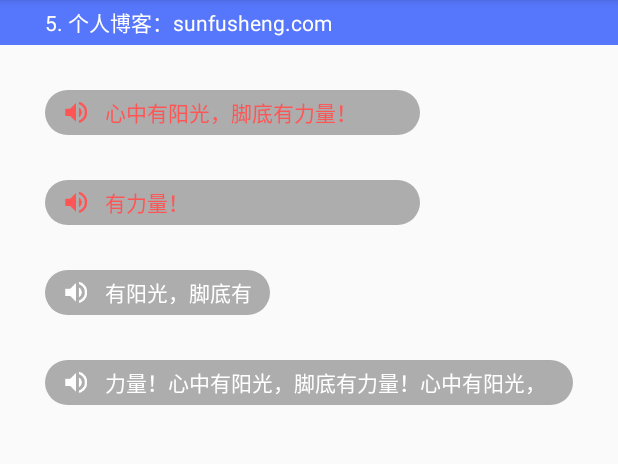
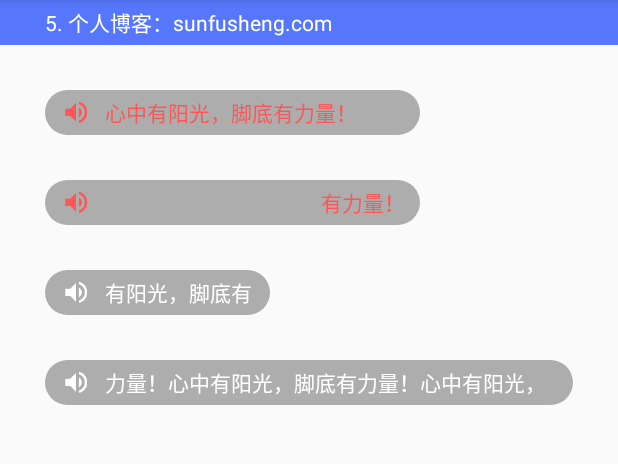
Before and after one commit to sunfusheng/MarqueeView, an Android app: the screen it shows after launch (MainActivity), on a phone screen of 412 x 824 dp, the part 84-548 px from its top. Run offline under Robolectric (Android 15) with nearby library versions, the phone set to English and light mode, and no system bars.

Commit message:
添加方法getPosition()获取当前轮播页的index； xml属性添加app:mvGravity属性，可设置居左中右。

```diff
--- a/MarqueeView/src/main/java/com/sunfusheng/marqueeview/MarqueeView.java
+++ b/MarqueeView/src/main/java/com/sunfusheng/marqueeview/MarqueeView.java
@@ -30,6 +30,9 @@ public class MarqueeView extends ViewFlipper {
     private int textSize = 14;
     private int textColor = 0xffffffff;
 
+    private int gravity = Gravity.LEFT | Gravity.CENTER_VERTICAL;
+    private static final int TEXT_GRAVITY_LEFT = 0, TEXT_GRAVITY_CENTER = 1, TEXT_GRAVITY_RIGHT = 2;
+
     public MarqueeView(Context context, AttributeSet attrs) {
         super(context, attrs);
         init(context, attrs, 0);
@@ -50,6 +53,15 @@ public class MarqueeView extends ViewFlipper {
             textSize = DisplayUtil.px2sp(mContext, textSize);
         }
         textColor = typedArray.getColor(R.styleable.MarqueeViewStyle_mvTextColor, textColor);
+        int gravityType = typedArray.getInt(R.styleable.MarqueeViewStyle_mvGravity, TEXT_GRAVITY_LEFT);
+        switch (gravityType) {
+            case TEXT_GRAVITY_CENTER:
+                gravity = Gravity.CENTER;
+                break;
+            case TEXT_GRAVITY_RIGHT:
+                gravity = Gravity.RIGHT | Gravity.CENTER_VERTICAL;
+                break;
+        }
         typedArray.recycle();
 
         setFlipInterval(interval);
@@ -109,7 +121,7 @@ public class MarqueeView extends ViewFlipper {
         removeAllViews();
 
         for (int i = 0; i < notices.size(); i++) {
-            final TextView textView = createTextView(notices.get(i));
+            final TextView textView = createTextView(notices.get(i), i);
             final int finalI = i;
             textView.setOnClickListener(new OnClickListener() {
                 @Override
@@ -129,17 +141,18 @@ public class MarqueeView extends ViewFlipper {
     }
 
     // 创建ViewFlipper下的TextView
-    private TextView createTextView(String text) {
+    private TextView createTextView(String text, int position) {
         TextView tv = new TextView(mContext);
-        tv.setGravity(Gravity.LEFT | Gravity.CENTER_VERTICAL);
+        tv.setGravity(gravity);
         tv.setText(text);
         tv.setTextColor(textColor);
         tv.setTextSize(textSize);
+        tv.setTag(position);
         return tv;
     }
 
-    public void setOnItemClickListener(OnItemClickListener onItemClickListener) {
-        this.onItemClickListener = onItemClickListener;
+    public int getPosition() {
+        return (int) getCurrentView().getTag();
     }
 
     public List<String> getNotices() {
@@ -150,6 +163,10 @@ public class MarqueeView extends ViewFlipper {
         this.notices = notices;
     }
 
+    public void setOnItemClickListener(OnItemClickListener onItemClickListener) {
+        this.onItemClickListener = onItemClickListener;
+    }
+
     public interface OnItemClickListener {
         void onItemClick(int position, TextView textView);
     }
--- a/Sample/src/main/java/com/sunfusheng/sample/MainActivity.java
+++ b/Sample/src/main/java/com/sunfusheng/sample/MainActivity.java
@@ -42,6 +42,11 @@ public class MainActivity extends AppCompatActivity {
         info.add("6. 微信公众号：孙福生");
         marqueeView.startWithList(info);
 
+        marqueeView1.startWithText(getString(R.string.marquee_texts));
+        marqueeView2.startWithText(getString(R.string.marquee_texts));
+        marqueeView3.startWithText(getString(R.string.marquee_texts));
+        marqueeView4.startWithText(getString(R.string.marquee_text));
+
         marqueeView.setOnItemClickListener(new MarqueeView.OnItemClickListener() {
             @Override
             public void onItemClick(int position, TextView textView) {
@@ -49,10 +54,12 @@ public class MainActivity extends AppCompatActivity {
             }
         });
 
-        marqueeView1.startWithText(getString(R.string.marquee_texts));
-        marqueeView2.startWithText(getString(R.string.marquee_texts));
-        marqueeView3.startWithText(getString(R.string.marquee_texts));
-        marqueeView4.startWithText(getString(R.string.marquee_text));
+        marqueeView1.setOnItemClickListener(new MarqueeView.OnItemClickListener() {
+            @Override
+            public void onItemClick(int position, TextView textView) {
+                Toast.makeText(getApplicationContext(), String.valueOf(marqueeView1.getPosition()) + ". " + textView.getText(), Toast.LENGTH_SHORT).show();
+            }
+        });
     }
 
     @Override
--- a/Sample/src/main/res/layout/activity_main.xml
+++ b/Sample/src/main/res/layout/activity_main.xml
@@ -73,7 +73,8 @@
             android:layout_toRightOf="@+id/iv_loudspeaker3"
             app:mvAnimDuration="500"
             app:mvInterval="2000"
-            app:mvTextColor="@color/red"/>
+            app:mvTextColor="@color/red"
+            app:mvGravity="right"/>
     </RelativeLayout>
 
     <RelativeLayout
```
Also changed, not shown: MarqueeView/src/main/res/values/attrs.xml (+9 -4 lines).
